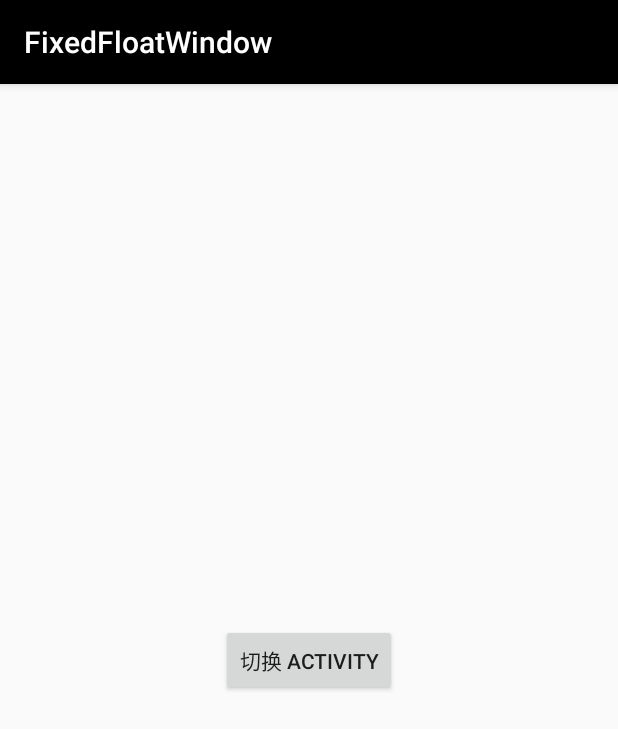
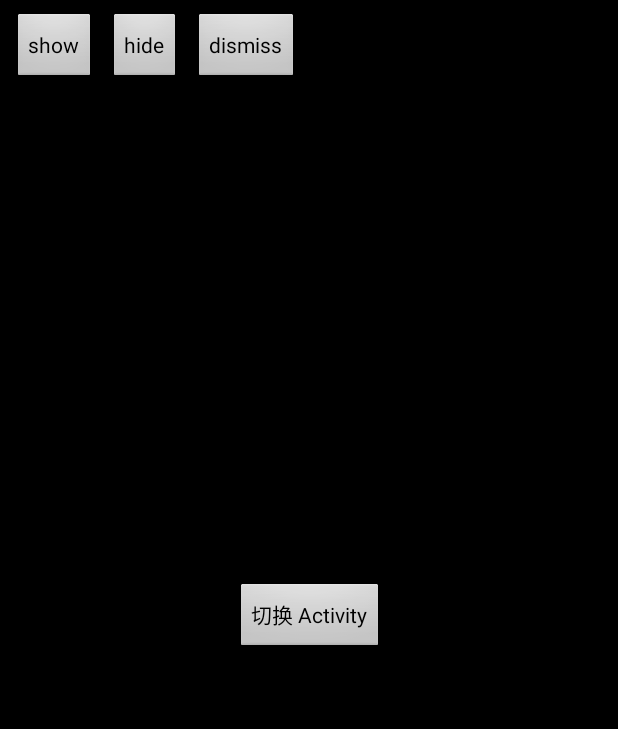
Before and after one commit to yhaolpz/FloatWindow, an Android app: the MainActivity screen opened directly, with no data from a screen before it, on a phone screen of 412 x 824 dp. Shown: the top 729 px of the screen. Run offline under Robolectric (Android 15) with nearby library versions, the phone set to English and light mode, and no system bars.

Commit message:
新增 dismiss 方法及其他方案可配置化，修复 Activity bug

```diff
--- a/fixedfloatwindow/src/main/java/com/example/fixedfloatwindow/FixedFloatActivity.java
+++ b/fixedfloatwindow/src/main/java/com/example/fixedfloatwindow/FixedFloatActivity.java
@@ -1,18 +1,18 @@
 package com.example.fixedfloatwindow;
 
+import android.app.Activity;
 import android.content.Intent;
 import android.net.Uri;
 import android.os.Build;
 import android.os.Bundle;
 import android.provider.Settings;
 import android.support.annotation.RequiresApi;
-import android.support.v7.app.AppCompatActivity;
 
 /**
  * 用于在内部自动申请权限
  */
 
-public class FixedFloatActivity extends AppCompatActivity {
+public class FixedFloatActivity extends Activity {
 
     @Override
     protected void onCreate(Bundle savedInstanceState) {
--- a/fixedfloatwindow/src/main/java/com/example/fixedfloatwindow/FixedFloatToast.java
+++ b/fixedfloatwindow/src/main/java/com/example/fixedfloatwindow/FixedFloatToast.java
@@ -22,8 +22,8 @@ class FixedFloatToast implements FixedFloatView {
     private Method show;
     private Method hide;
 
-    private int mWidth = FixedFloatWindow.WRAP_CONTENT;
-    private int mHeight = FixedFloatWindow.WRAP_CONTENT;
+    private int mWidth;
+    private int mHeight;
 
 
     public FixedFloatToast(Context applicationContext) {
@@ -58,7 +58,7 @@ class FixedFloatToast implements FixedFloatView {
     }
 
 
-    public void hide() {
+    public void dismiss() {
         try {
             hide.invoke(mTN);
         } catch (Exception e) {
--- a/fixedfloatwindow/src/main/java/com/example/fixedfloatwindow/FixedFloatView.java
+++ b/fixedfloatwindow/src/main/java/com/example/fixedfloatwindow/FixedFloatView.java
@@ -4,6 +4,7 @@ import android.view.View;
 
 /**
  * Created by yhao on 17-11-14.
+ *
  */
 
 interface FixedFloatView {
@@ -33,8 +34,11 @@ interface FixedFloatView {
     void show();
 
 
+
     /**
-     * 隐藏悬浮控件
+     * 销毁悬浮控件
      */
-    void hide();
+    void dismiss();
+
+
 }
--- a/sample/src/main/java/com/example/yhao/fixedfloatwindow/Main2Activity.java
+++ b/sample/src/main/java/com/example/yhao/fixedfloatwindow/Main2Activity.java
@@ -1,9 +1,10 @@
 package com.example.yhao.fixedfloatwindow;
 
+import android.app.Activity;
 import android.support.v7.app.AppCompatActivity;
 import android.os.Bundle;
 
-public class Main2Activity extends AppCompatActivity {
+public class Main2Activity extends Activity {
 
     @Override
     protected void onCreate(Bundle savedInstanceState) {
--- a/sample/src/main/java/com/example/yhao/fixedfloatwindow/MainActivity.java
+++ b/sample/src/main/java/com/example/yhao/fixedfloatwindow/MainActivity.java
@@ -1,30 +1,35 @@
 package com.example.yhao.fixedfloatwindow;
 
+import android.app.Activity;
 import android.content.Intent;
 import android.os.Bundle;
-import android.support.v7.app.AppCompatActivity;
-import android.view.Gravity;
 import android.view.View;
-import android.widget.Button;
-import android.widget.ImageView;
 
-import com.example.fixedfloatwindow.FixedFloatWindow;
-
-public class MainActivity extends AppCompatActivity{
+public class MainActivity extends Activity {
+    MyFloatWindow myFloatWindow;
 
     @Override
     protected void onCreate(Bundle savedInstanceState) {
         super.onCreate(savedInstanceState);
         setContentView(R.layout.activity_main);
-
-        ((BaseApplication) getApplication()).getMyFloatWindow().show();
-
-
-
+        myFloatWindow = ((BaseApplication) getApplication()).getMyFloatWindow();
     }
 
 
     public void change(View view) {
         startActivity(new Intent(this, Main2Activity.class));
     }
+
+    public void show(View view) {
+        myFloatWindow.show();
+    }
+
+    public void hide(View view) {
+        myFloatWindow.hide();
+
+    }
+
+    public void dismiss(View view) {
+        myFloatWindow.dismiss();
+    }
 }
--- a/sample/src/main/res/layout/activity_main.xml
+++ b/sample/src/main/res/layout/activity_main.xml
@@ -5,18 +5,59 @@
     xmlns:tools="http://schemas.android.com/tools"
     android:layout_width="match_parent"
     android:layout_height="match_parent"
-    tools:context="com.example.yhao.fixedfloatwindow.MainActivity">
+    tools:context="com.example.yhao.fixedfloatwindow.MainActivity"
+    android:orientation="horizontal"
+    >
 
+    <LinearLayout
+        android:layout_width="match_parent"
+        android:layout_height="wrap_content"
+        android:orientation="horizontal">
+        <Button
+            android:id="@+id/button"
+            android:layout_width="wrap_content"
+            android:layout_height="wrap_content"
+            android:layout_marginEnd="8dp"
+            android:layout_marginStart="8dp"
+            android:layout_marginTop="8dp"
+            android:onClick="show"
+            android:text="show"
+            />
+
+        <Button
+            android:id="@+id/button2"
+            android:layout_width="wrap_content"
+            android:layout_height="wrap_content"
+            android:layout_marginBottom="8dp"
+            android:layout_marginTop="8dp"
+            android:onClick="hide"
+            android:text="hide"
+            />
+
+        <Button
+            android:id="@+id/button3"
+            android:layout_width="wrap_content"
+            android:layout_height="wrap_content"
+            android:layout_marginEnd="8dp"
+            android:layout_marginStart="8dp"
+            android:layout_marginTop="8dp"
+            android:onClick="dismiss"
+            android:text="dismiss"
+            />
+
+    </LinearLayout>
     <Button
+        android:id="@+id/button4"
         android:layout_width="wrap_content"
         android:layout_height="wrap_content"
+        android:onClick="change"
         android:text="切换 Activity"
         app:layout_constraintBottom_toBottomOf="parent"
         app:layout_constraintLeft_toLeftOf="parent"
         app:layout_constraintRight_toRightOf="parent"
         app:layout_constraintTop_toTopOf="parent"
-        android:onClick="change"
-
         />
 
+
+
 </android.support.constraint.ConstraintLayout>
--- a/sample/src/main/res/values/styles.xml
+++ b/sample/src/main/res/values/styles.xml
@@ -1,7 +1,7 @@
 <resources>
 
     <!-- Base application theme. -->
-    <style name="AppTheme" parent="Theme.AppCompat.Light.DarkActionBar">
+    <style name="AppTheme" parent="android:Theme.Black.NoTitleBar">
         <!-- Customize your theme here. -->
         <item name="colorPrimary">@android:color/background_dark</item>
         <item name="colorPrimaryDark">@android:color/background_dark</item>
```
Also changed, not shown: fixedfloatwindow/src/main/java/com/example/fixedfloatwindow/FixedFloatPhone.java (+4 -4 lines), fixedfloatwindow/src/main/java/com/example/fixedfloatwindow/FixedFloatWindow.java (+124 -19 lines), fixedfloatwindow/src/main/java/com/example/fixedfloatwindow/FloatType.java (added, +9 -0 lines), sample/src/main/java/com/example/yhao/fixedfloatwindow/MyFloatWindow.java (+5 -9 lines), 3 other files.
